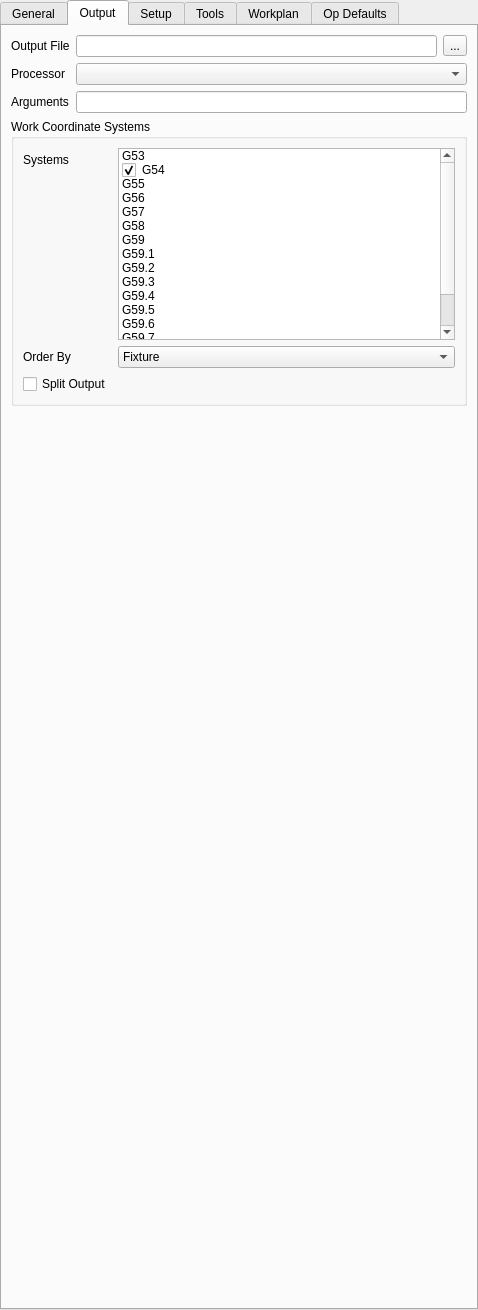
berndhahnebach/All_FreeCAD, file src/Mod/Path/Gui/Resources/panels/PathEdit.ui: the form before one commit.
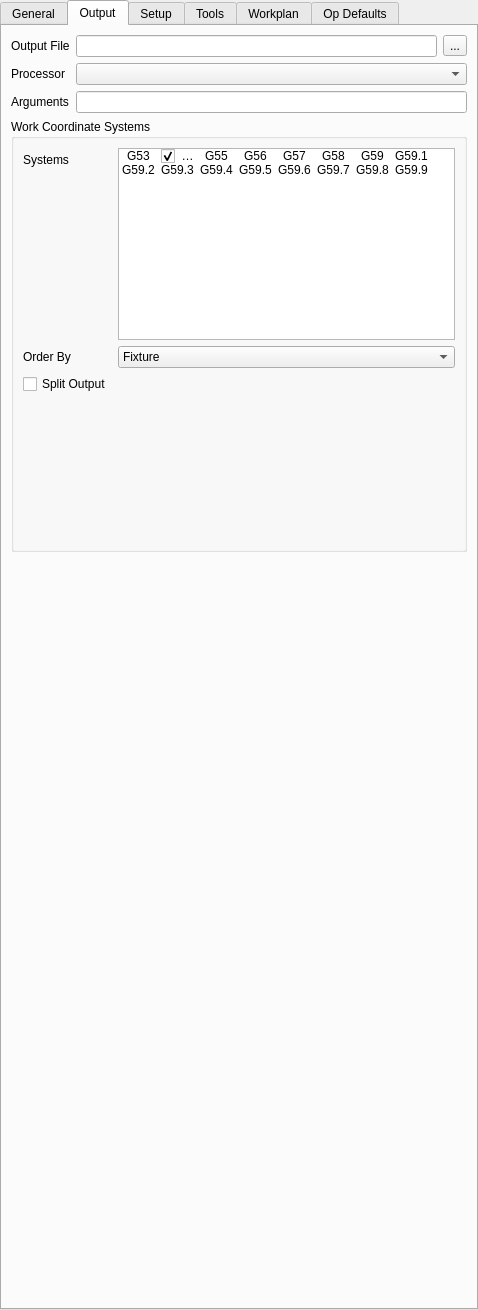
The form after the commit. The open tabs and pages were chosen to show the change. Icons and pictures are not drawn. Custom widgets are drawn as their Qt base class.

Commit message: tool tips, Gui cleanup

Diff of the .ui file:
```diff
--- a/src/Mod/Path/Gui/Resources/panels/PathEdit.ui
+++ b/src/Mod/Path/Gui/Resources/panels/PathEdit.ui
@@ -190,6 +190,12 @@
     </item>
     <item row="4" column="0" colspan="3">
      <widget class="QGroupBox" name="groupBox_7">
+      <property name="sizePolicy">
+       <sizepolicy hsizetype="Preferred" vsizetype="Expanding">
+        <horstretch>0</horstretch>
+        <verstretch>0</verstretch>
+       </sizepolicy>
+      </property>
       <property name="title">
        <string>Work Coordinate Systems</string>
       </property>
@@ -233,13 +239,28 @@
        <item row="0" column="1">
         <widget class="QListWidget" name="wcslist">
          <property name="sizePolicy">
-          <sizepolicy hsizetype="Expanding" vsizetype="Maximum">
+          <sizepolicy hsizetype="Expanding" vsizetype="Preferred">
            <horstretch>0</horstretch>
            <verstretch>0</verstretch>
           </sizepolicy>
          </property>
          <property name="toolTip">
-          <string>&lt;html&gt;&lt;head/&gt;&lt;body&gt;&lt;p&gt;&lt;span style=&quot; font-style:italic;&quot;&gt;Work Coordinate Systems&lt;/span&gt; also called &lt;span style=&quot; font-style:italic;&quot;&gt;Work Offsets&lt;/span&gt;, &lt;span style=&quot; font-style:italic;&quot;&gt;Fixture Offsets&lt;/span&gt;, or &lt;span style=&quot; font-style:italic;&quot;&gt;Fixtures &lt;/span&gt;are useful for building efficient production jobs where the same part is done many times on the machine.&lt;/p&gt;&lt;p&gt;&lt;br/&gt;&lt;/p&gt;&lt;p&gt;FreeCAD has no knowledge of where a particular coordinate system exists within the machine coordinate system so adding additional coordinate systems to your job will have no visual change within your job. It will, however, change your gcode output.  The exact way in which the output is affected is controlled by the 'order by' setting.&lt;/p&gt;&lt;/body&gt;&lt;/html&gt;</string>
+          <string>&lt;html&gt;&lt;head/&gt;&lt;body&gt;&lt;p&gt;&lt;span style=&quot; font-style:italic;&quot;&gt;Work Coordinate Systems&lt;/span&gt; also called &lt;span style=&quot; font-style:italic;&quot;&gt;Work Offsets&lt;/span&gt;, &lt;span style=&quot; font-style:italic;&quot;&gt;Fixture Offsets&lt;/span&gt;, or &lt;span style=&quot; font-style:italic;&quot;&gt;Fixtures &lt;/span&gt;are useful for building efficient production jobs where the same part is done many times on the machine.&lt;/p&gt;&lt;p&gt;FreeCAD has no knowledge of where a particular coordinate system exists within the machine coordinate system so adding additional coordinate systems to your job will have no visual change within your job. It will, however, change your gcode output. The exact way in which the output is affected is controlled by the 'order by' setting.&lt;/p&gt;&lt;/body&gt;&lt;/html&gt;</string>
+         </property>
+         <property name="resizeMode">
+          <enum>QListView::Adjust</enum>
+         </property>
+         <property name="spacing">
+          <number>0</number>
+         </property>
+         <property name="viewMode">
+          <enum>QListView::IconMode</enum>
+         </property>
+         <property name="modelColumn">
+          <number>0</number>
+         </property>
+         <property name="uniformItemSizes">
+          <bool>true</bool>
          </property>
          <item>
           <property name="text">
```
Left out of the diff: 5 changed lines with no effect on the pictures.
